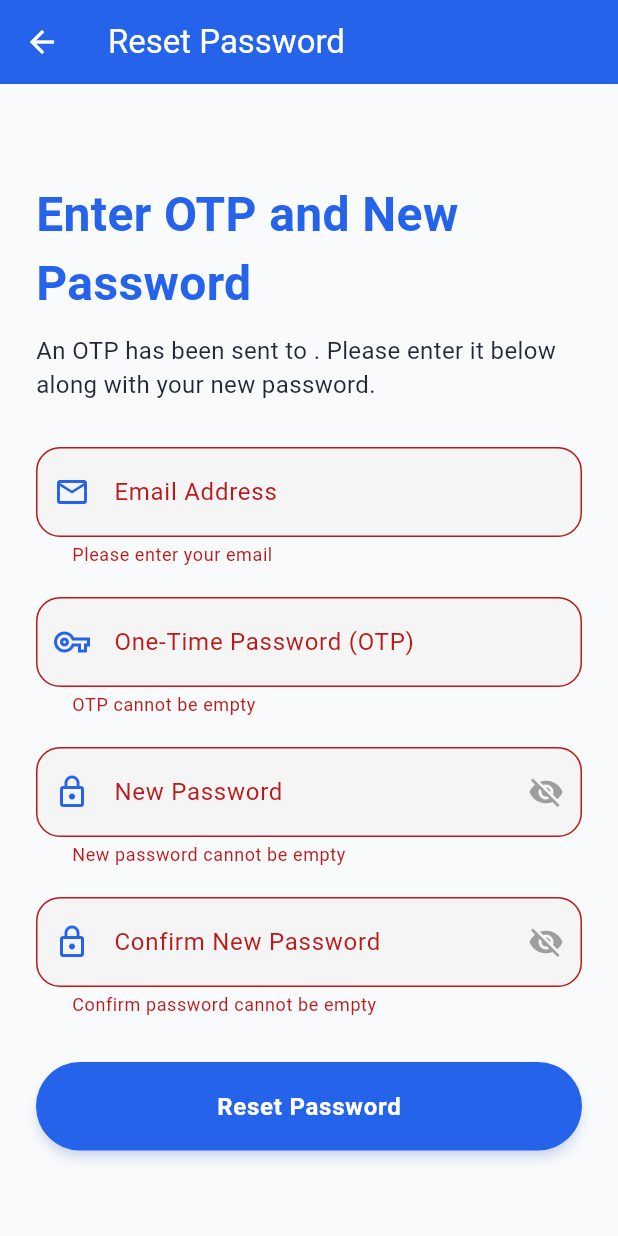
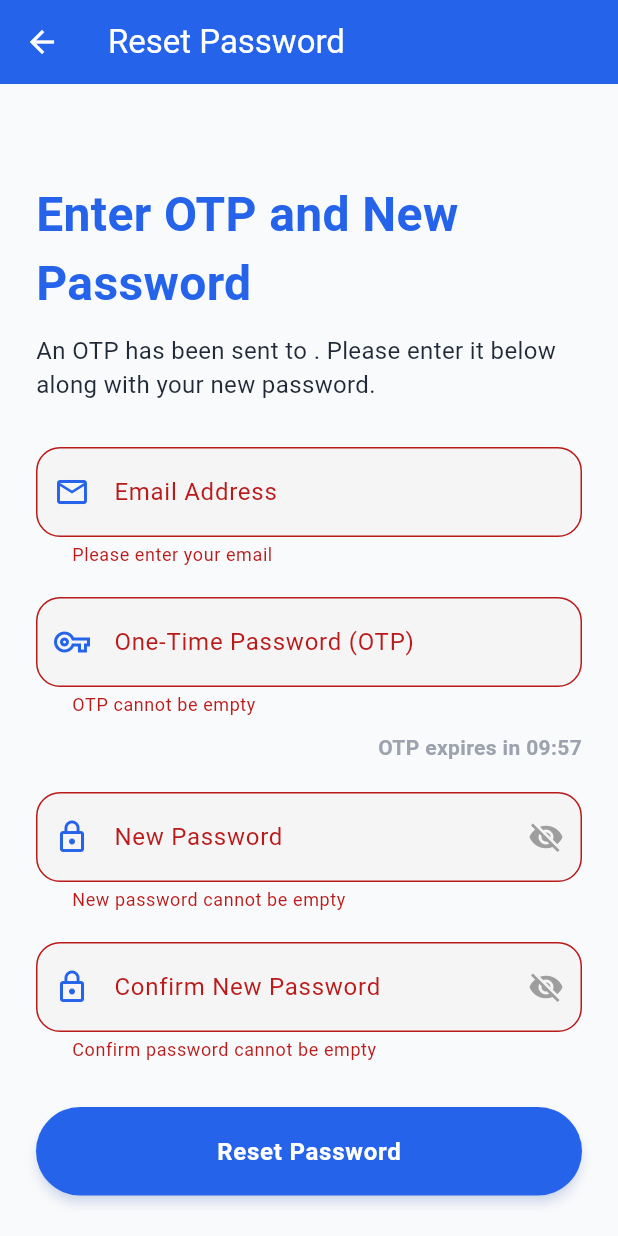
Before and after one commit to FarahAzhari/clockin_app, a Flutter app: the ResetPasswordWithOtpScreen screen opened directly with empty values, after a tap on "Reset Password", on a phone screen of 412 x 824 dp. Run offline on Flutter 3.47's test engine with Material 3 defaults, Android fonts, the phone set to English and light mode, and no system bars; our stand-ins replace fl_chart, geocoding, geolocator, image_picker, shared_preferences; accounts and stored records are empty.

Commit message:
ADD: Timer Countdown OTP Expired in Reset Password With OTP Screen

```diff
--- a/lib/screens/auth/reset_password_with_otp_screen.dart
+++ b/lib/screens/auth/reset_password_with_otp_screen.dart
@@ -1,3 +1,5 @@
+import 'dart:async'; // Import for Timer
+
 import 'package:clockin_app/constants/app_colors.dart';
 import 'package:clockin_app/constants/app_text_styles.dart';
 import 'package:clockin_app/routes/app_routes.dart';
@@ -24,12 +26,82 @@ class _ResetPasswordWithOtpScreenState
   final TextEditingController _confirmPasswordController =
       TextEditingController();
   final ApiService _apiService = ApiService();
+
   bool _isLoading = false;
   bool _isNewPasswordVisible = false;
   bool _isConfirmPasswordVisible = false;
 
+  // Timer related variables
+  Timer? _otpTimer;
+  int _remainingSeconds = 600; // 10 minutes in seconds
+
+  @override
+  void initState() {
+    super.initState();
+    _startOtpTimer();
+  }
+
+  @override
+  void dispose() {
+    _otpTimer?.cancel(); // Cancel the timer when the widget is disposed
+    _otpController.dispose();
+    _newPasswordController.dispose();
+    _confirmPasswordController.dispose();
+    super.dispose();
+  }
+
+  void _startOtpTimer() {
+    _otpTimer?.cancel(); // Cancel any existing timer
+    _remainingSeconds = 600; // Reset to 10 minutes
+    _otpTimer = Timer.periodic(const Duration(seconds: 1), (timer) {
+      if (_remainingSeconds > 0) {
+        setState(() {
+          _remainingSeconds--;
+        });
+      } else {
+        _otpTimer?.cancel(); // Stop the timer when it reaches 0
+      }
+    });
+  }
+
+  String _formatTime(int seconds) {
+    final minutes = (seconds ~/ 60).toString().padLeft(2, '0');
+    final remainingSeconds = (seconds % 60).toString().padLeft(2, '0');
+    return '$minutes:$remainingSeconds';
+  }
+
+  Future<void> _requestNewOtp() async {
+    setState(() {
+      _isLoading = true;
+    });
+
+    final response = await _apiService.forgotPassword(email: widget.email);
+
+    setState(() {
+      _isLoading = false;
+    });
+
+    if (response.statusCode == 200) {
+      _showSnackBar(response.message);
+      _startOtpTimer(); // Restart the timer
+    } else {
+      String errorMessage = response.message;
+      if (response.errors != null) {
+        response.errors!.forEach((key, value) {
+          errorMessage += '\n$key: ${(value as List).join(', ')}';
+        });
+      }
+      _showSnackBar(errorMessage);
+    }
+  }
+
   Future<void> _resetPassword() async {
     if (_formKey.currentState!.validate()) {
+      if (_remainingSeconds == 0) {
+        _showSnackBar('OTP has expired. Please request a new one.');
+        return;
+      }
+
       setState(() {
         _isLoading = true;
       });
@@ -38,9 +110,6 @@ class _ResetPasswordWithOtpScreenState
       final String newPassword = _newPasswordController.text.trim();
       final String confirmPassword = _confirmPasswordController.text.trim();
 
-      // First, verify OTP (though the reset-password endpoint might handle this implicitly)
-      // According to your API, the /reset-password endpoint takes email, otp, password, and password_confirmation
-      // so we can directly call resetPassword.
       final response = await _apiService.resetPassword(
         email: widget.email,
         otp: otp,
@@ -76,15 +145,9 @@ class _ResetPasswordWithOtpScreenState
   }
 
   @override
-  void dispose() {
-    _otpController.dispose();
-    _newPasswordController.dispose();
-    _confirmPasswordController.dispose();
-    super.dispose();
-  }
+  Widget build(BuildContext context) {
+    final bool otpExpired = _remainingSeconds == 0;
 
-  @override
-  Widget build(BuildContext context) {
     return Scaffold(
       backgroundColor: AppColors.background,
       appBar: AppBar(
@@ -132,6 +195,20 @@ class _ResetPasswordWithOtpScreenState
                   }
                   return null;
                 },
+              ),
+              const SizedBox(height: 10),
+              // OTP Timer display
+              Align(
+                alignment: Alignment.centerRight,
+                child: Text(
+                  otpExpired
+                      ? 'OTP Expired'
+                      : 'OTP expires in ${_formatTime(_remainingSeconds)}',
+                  style: TextStyle(
+                    color: otpExpired ? AppColors.error : AppColors.textLight,
+                    fontWeight: FontWeight.bold,
+                  ),
+                ),
               ),
               const SizedBox(height: 20),
               CustomInputField(
@@ -188,8 +265,28 @@ class _ResetPasswordWithOtpScreenState
                     )
                   : PrimaryButton(
                       label: 'Reset Password',
-                      onPressed: _resetPassword,
+                      onPressed: otpExpired
+                          ? () {}
+                          : () => _resetPassword(), // Changed null to () {}
                     ),
+              if (otpExpired)
+                Padding(
+                  padding: const EdgeInsets.only(top: 10.0),
+                  child: Center(
+                    child: TextButton(
+                      onPressed: _isLoading
+                          ? () {}
+                          : () => _requestNewOtp(), // Changed null to () {}
+                      child: const Text(
+                        'Resend OTP',
+                        style: TextStyle(
+                          color: AppColors.primary,
+                          fontWeight: FontWeight.bold,
+                        ),
+                      ),
+                    ),
+                  ),
+                ),
             ],
           ),
         ),
```
